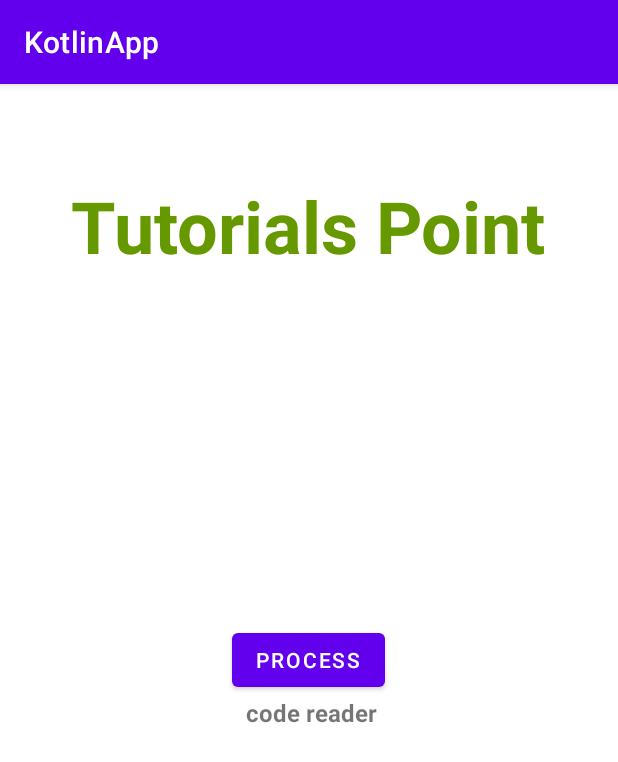
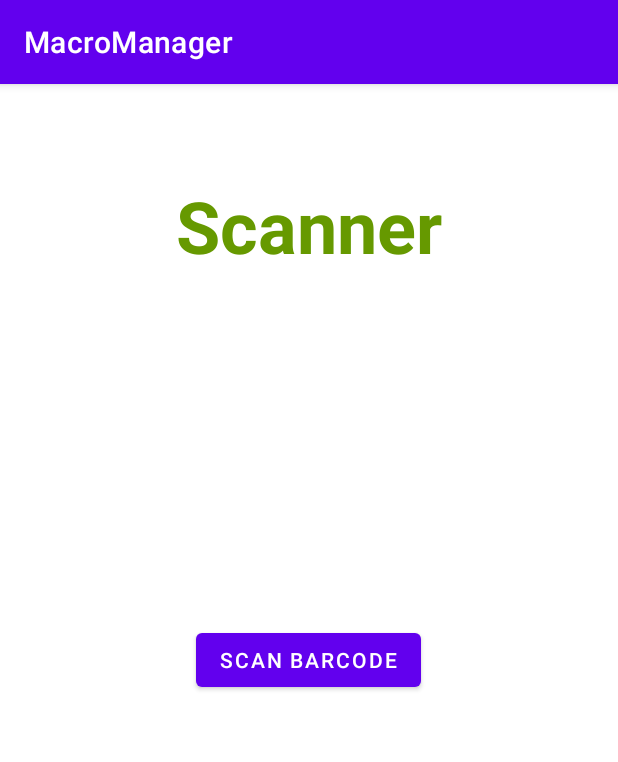
Before and after one commit to SuperOmario/Macro-Manager-Android, an Android app: the Scan screen opened directly, with no data from a screen before it, on a phone screen of 412 x 824 dp. Shown: the top 762 px of the screen. Run offline under Robolectric (Android 15) with nearby library versions, the phone set to English and light mode, and no system bars; our stand-ins replace Volley; libraries missing offline, so code that uses them is left out: com.google.zxing.integration, com.journeyapps.barcodescanner.

Commit message:
Altered scanner page and allowed scanner to be rotated

```diff
--- a/app/src/main/java/com/macro_manager/macroapp/Scan.kt
+++ b/app/src/main/java/com/macro_manager/macroapp/Scan.kt
@@ -5,13 +5,11 @@
 import android.os.Bundle
 import android.util.Log
 import android.widget.Button
-import android.widget.TextView
 import android.widget.Toast
 import androidx.appcompat.app.AppCompatActivity
 import com.android.volley.Request
 import com.android.volley.toolbox.StringRequest
 import com.android.volley.toolbox.Volley
-import com.google.zxing.client.android.Intents
 import com.google.zxing.integration.android.IntentIntegrator
 import com.journeyapps.barcodescanner.ScanIntentResult.parseActivityResult
 
@@ -19,17 +17,16 @@
 //allows barcode scanning
 class Scan : AppCompatActivity()  {
     lateinit var btnBarcode: Button
-    lateinit var textView: TextView
-    lateinit var sendRequest: Button
 
     override fun onCreate(savedInstanceState: Bundle?) {
         super.onCreate(savedInstanceState)
         setContentView(R.layout.scan)
-        title = "KotlinApp"
+        title = "MacroManager"
         btnBarcode = findViewById<Button>(R.id.button)
-        textView = findViewById<TextView>(R.id.txtContent)
         btnBarcode.setOnClickListener {
             val intentIntegrator = IntentIntegrator(this@Scan)
+            intentIntegrator.setCaptureActivity(AnyOrientationCaptureActivity::class.java)
+            intentIntegrator.setOrientationLocked(false)
             intentIntegrator.setBeepEnabled(false)
             intentIntegrator.setCameraId(0)
             intentIntegrator.setPrompt("SCAN")
@@ -50,9 +47,6 @@
                 Toast.makeText(this, "cancelled", Toast.LENGTH_SHORT).show()
             } else {
                 Log.d("Scan", "Scanned")
-                Toast.makeText(this, "Scanned -> " + result.contents, Toast.LENGTH_SHORT)
-                    .show()
-                textView.text = result.contents
                 scan(result.contents)
             }
         } else {
@@ -61,19 +55,20 @@
     }
 
     private fun scan (result : String) {
+        println(result)
         val queue = Volley.newRequestQueue(this)
-        val url = "https://macro-manager-api.herokuapp.com/food/$result"
+        val url = "https://macro-manager-dev.herokuapp.com/food/$result"
 
         // Request a string response from the provided URL.
         val stringRequest = StringRequest(
             Request.Method.GET, url,
             { response ->
-                // Display the first 500 characters of the response string.
-//                response.substring was causing crashes, must figure out why
-//                Log.d("Response", "Response is: ${response.substring(0, 500)}")
-                textView.text = "Response is: $response"
+                //Display the first 500 characters of the response string.
+                //response.substring was causing crashes, must figure out why
+                Log.d("Response", "Response is: $response")
+                Toast.makeText(this, response, Toast.LENGTH_LONG).show()
             },
-            { error -> textView.text = "That didn't work!".format(error.toString()) })
+            { error ->  Toast.makeText(this, error.toString(), Toast.LENGTH_LONG).show() })
 
 // Add the request to the RequestQueue.
         queue.add(stringRequest)
--- a/app/src/main/res/layout/scan.xml
+++ b/app/src/main/res/layout/scan.xml
@@ -1,4 +1,6 @@
 <?xml version="1.0" encoding="utf-8"?>
+
+<!--  https://www.tutorialspoint.com/barcode-scanning-in-android-using-kotlin -->
 <RelativeLayout xmlns:android="http://schemas.android.com/apk/res/android" xmlns:tools="http://schemas.android.com/tools"
     android:id="@+id/relativeLayout"
     android:layout_width="match_parent"
@@ -13,20 +15,9 @@
         android:layout_centerHorizontal="true"
         android:layout_marginTop="50dp"
         android:padding="8dp"
-        android:text="Tutorials Point"
+        android:text="Scanner"
         android:textColor="@android:color/holo_green_dark"
         android:textSize="48sp"
-        android:textStyle="bold" />
-
-    <TextView
-        android:id="@+id/txtContent"
-        android:layout_width="wrap_content"
-        android:layout_height="wrap_content"
-        android:layout_below="@id/button"
-        android:layout_centerInParent="true"
-        android:layout_marginBottom="10dp"
-        android:text=" code reader"
-        android:textSize="16sp"
         android:textStyle="bold" />
 
     <Button
@@ -35,6 +26,7 @@
         android:layout_height="wrap_content"
         android:layout_centerInParent="true"
         android:layout_marginTop="50dp"
-        android:text="Process" />
+        android:text="Scan Barcode"
+        android:onClick=""/>
 
 </RelativeLayout>
--- a/build.gradle
+++ b/build.gradle
@@ -6,7 +6,7 @@
     }
     dependencies {
         classpath "com.android.tools.build:gradle:7.0.3"
-        classpath "org.jetbrains.kotlin:kotlin-gradle-plugin:1.5.31"
+        classpath 'org.jetbrains.kotlin:kotlin-gradle-plugin:1.6.0'
 
         // NOTE: Do not place your application dependencies here; they belong
         // in the individual module build.gradle files
```
Also changed, not shown: app/src/main/AndroidManifest.xml (+13 -3 lines), app/src/main/java/com/macro_manager/macroapp/AnyOrientationCaptureActivity.kt (added, +11 -0 lines), app/src/main/res/layout/capture.xml (added, +9 -0 lines).
